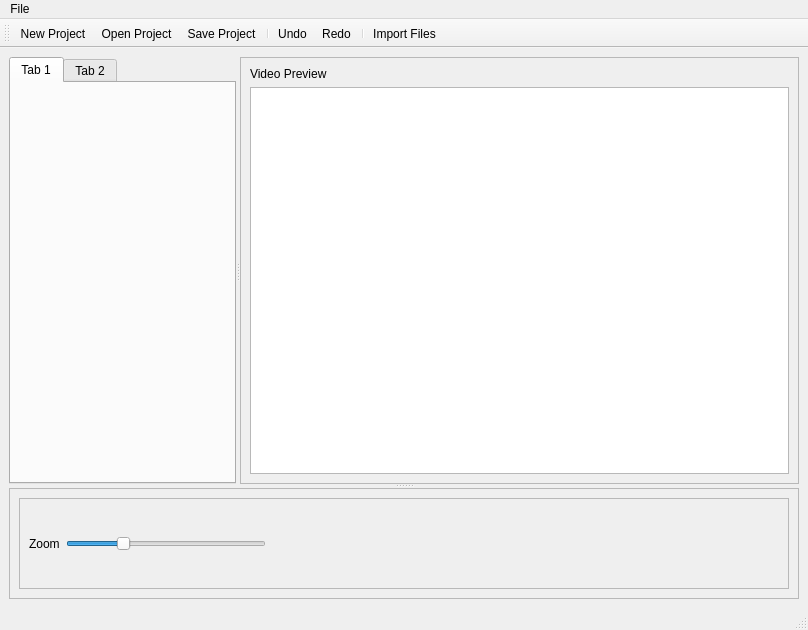
This is openshot/windows/ui/main.ui in OpenShot/openshot-qt as Qt 5 draws it before an edit. The edited form follows.
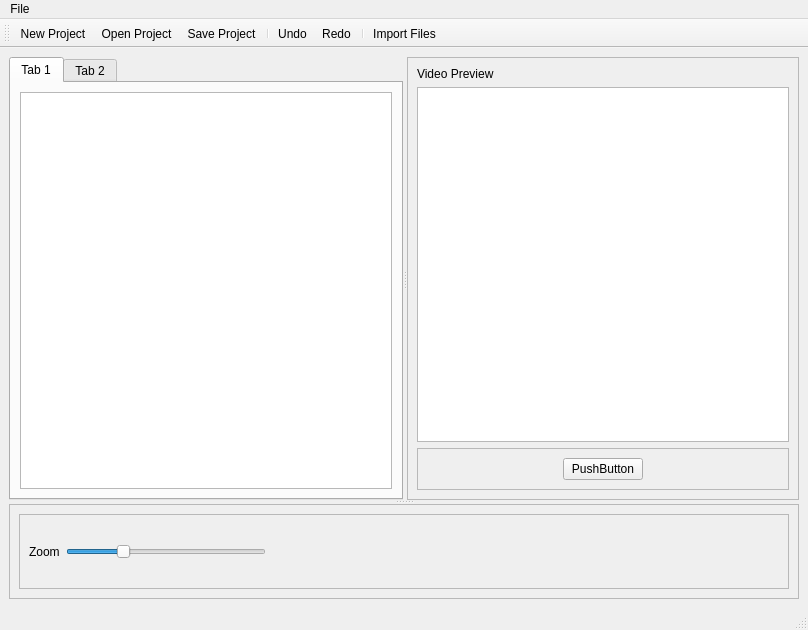
This is the edited form. Icons and pictures are not drawn.

What changed in the file:
```diff
--- a/openshot/windows/ui/main.ui
+++ b/openshot/windows/ui/main.ui
@@ -60,6 +60,15 @@
          <attribute name="title">
           <string>Tab 1</string>
          </attribute>
+         <layout class="QGridLayout" name="gridLayout_2">
+          <item row="0" column="0">
+           <widget class="QTreeView" name="treeView">
+            <property name="acceptDrops">
+             <bool>true</bool>
+            </property>
+           </widget>
+          </item>
+         </layout>
         </widget>
         <widget class="QWidget" name="tab_2">
          <attribute name="title">
@@ -91,6 +100,51 @@
          <item>
           <widget class="QGraphicsView" name="graphicsView"/>
          </item>
+         <item>
+          <widget class="QFrame" name="frame_3">
+           <property name="frameShape">
+            <enum>QFrame::StyledPanel</enum>
+           </property>
+           <property name="frameShadow">
+            <enum>QFrame::Raised</enum>
+           </property>
+           <layout class="QHBoxLayout" name="horizontalLayout_2">
+            <item>
+             <spacer name="horizontalSpacer_2">
+              <property name="orientation">
+               <enum>Qt::Horizontal</enum>
+              </property>
+              <property name="sizeHint" stdset="0">
+               <size>
+                <width>40</width>
+                <height>20</height>
+               </size>
+              </property>
+             </spacer>
+            </item>
+            <item>
+             <widget class="QPushButton" name="pushButton">
+              <property name="text">
+               <string>PushButton</string>
+              </property>
+             </widget>
+            </item>
+            <item>
+             <spacer name="horizontalSpacer_3">
+              <property name="orientation">
+               <enum>Qt::Horizontal</enum>
+              </property>
+              <property name="sizeHint" stdset="0">
+               <size>
+                <width>40</width>
+                <height>20</height>
+               </size>
+              </property>
+             </spacer>
+            </item>
+           </layout>
+          </widget>
+         </item>
         </layout>
        </widget>
       </widget>
```
Left out of the diff: 15 changed lines with no effect on the pictures.
